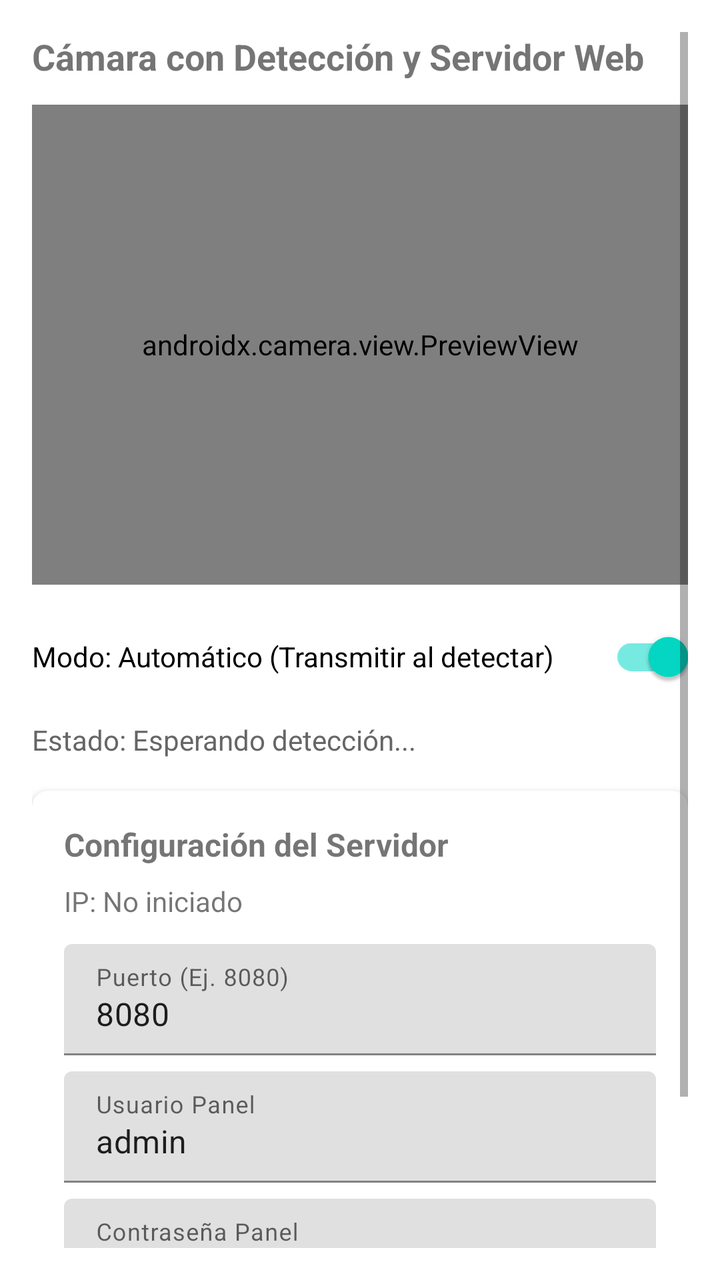
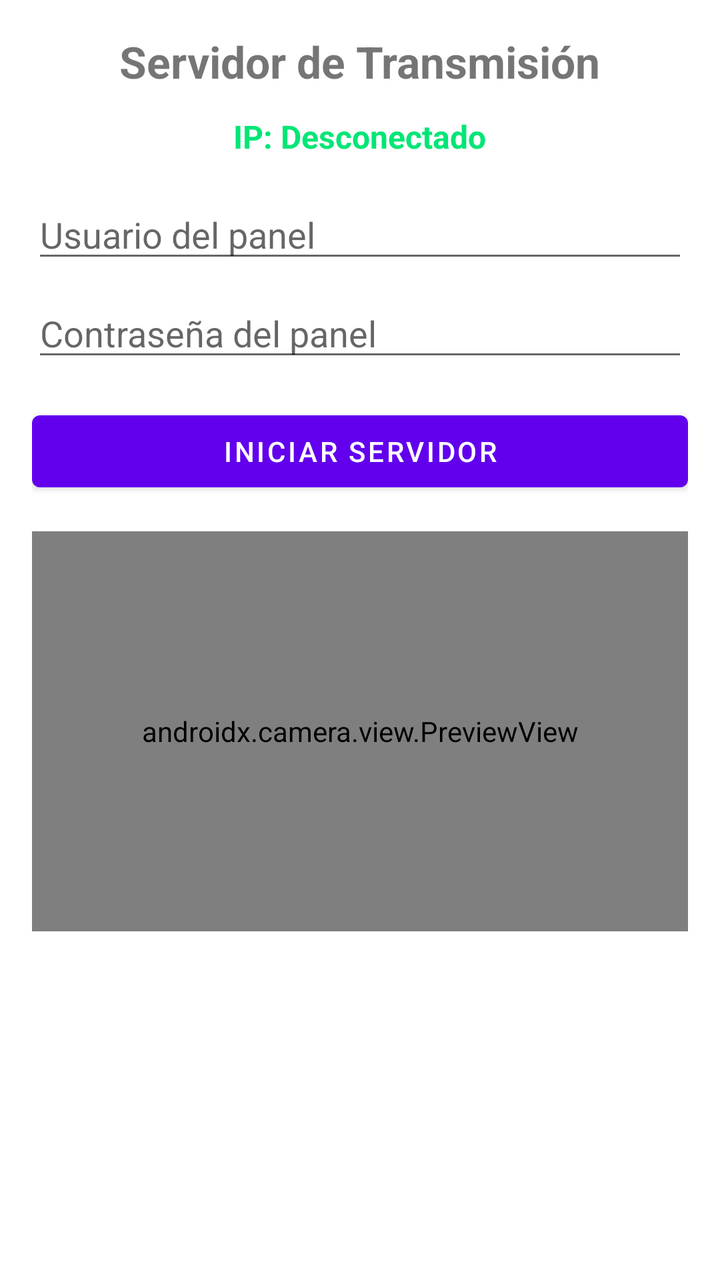

An Android layout rendered at two revisions. The XML below is the earlier revision; the diff shows what the commit changed to produce the second picture.
<!-- AndroidManifest.xml: application theme Theme.MaterialComponents.DayNight.NoActionBar -->
<!-- res/layout/activity_main.xml -->
<?xml version="1.0" encoding="utf-8"?>
<ScrollView xmlns:android="http://schemas.android.com/apk/res/android"
    xmlns:app="http://schemas.android.com/apk/res-auto"
    android:layout_width="match_parent"
    android:layout_height="match_parent"
    android:padding="16dp">

    <LinearLayout
        android:layout_width="match_parent"
        android:layout_height="wrap_content"
        android:orientation="vertical">

        <TextView
            android:layout_width="wrap_content"
            android:layout_height="wrap_content"
            android:text="Cámara con Detección y Servidor Web"
            android:textSize="18sp"
            android:textStyle="bold"
            android:layout_marginBottom="12dp" />

        <androidx.camera.view.PreviewView
            android:id="@+id/previewView"
            android:layout_width="match_parent"
            android:layout_height="240dp"
            android:background="#111111"
            android:layout_marginBottom="12dp" />

        <com.google.android.material.switchmaterial.SwitchMaterial
            android:id="@+id/switchMode"
            android:layout_width="match_parent"
            android:layout_height="wrap_content"
            android:text="Modo: Automático (Transmitir al detectar)"
            android:checked="true"
            android:layout_marginBottom="8dp" />

        <TextView
            android:id="@+id/tvDetectionStatus"
            android:layout_width="match_parent"
            android:layout_height="wrap_content"
            android:text="Estado: Esperando detección..."
            android:textColor="#666666"
            android:layout_marginBottom="16dp" />

        <com.google.android.material.card.MaterialCardView
            android:layout_width="match_parent"
            android:layout_height="wrap_content"
            app:cardCornerRadius="8dp"
            app:cardElevation="4dp">

            <LinearLayout
                android:layout_width="match_parent"
                android:layout_height="wrap_content"
                android:orientation="vertical"
                android:padding="16dp">

                <TextView
                    android:layout_width="wrap_content"
                    android:layout_height="wrap_content"
                    android:text="Configuración del Servidor"
                    android:textStyle="bold"
                    android:textSize="16sp"
                    android:layout_marginBottom="8dp" />

                <TextView
                    android:id="@+id/tvServerIp"
                    android:layout_width="wrap_content"
                    android:layout_height="wrap_content"
                    android:text="IP: No iniciado"
                    android:textSize="14sp"
                    android:layout_marginBottom="12dp" />

                <com.google.android.material.textfield.TextInputLayout
                    android:layout_width="match_parent"
                    android:layout_height="wrap_content"
                    android:hint="Puerto (Ej. 8080)"
                    android:layout_marginBottom="8dp">

                    <com.google.android.material.textfield.TextInputEditText
                        android:id="@+id/etPort"
                        android:layout_width="match_parent"
                        android:layout_height="wrap_content"
                        android:inputType="number"
                        android:text="8080" />
                </com.google.android.material.textfield.TextInputLayout>

                <com.google.android.material.textfield.TextInputLayout
                    android:layout_width="match_parent"
                    android:layout_height="wrap_content"
                    android:hint="Usuario Panel"
                    android:layout_marginBottom="8dp">

                    <com.google.android.material.textfield.TextInputEditText
                        android:id="@+id/etUser"
                        android:layout_width="match_parent"
                        android:layout_height="wrap_content"
                        android:text="admin" />
                </com.google.android.material.textfield.TextInputLayout>

                <com.google.android.material.textfield.TextInputLayout
                    android:layout_width="match_parent"
                    android:layout_height="wrap_content"
                    android:hint="Contraseña Panel"
                    android:layout_marginBottom="12dp">

                    <com.google.android.material.textfield.TextInputEditText
                        android:id="@+id/etPass"
                        android:layout_width="match_parent"
                        android:layout_height="wrap_content"
                        android:inputType="textPassword"
                        android:text="1234" />
                </com.google.android.material.textfield.TextInputLayout>

                <Button
                    android:id="@+id/btnToggleServer"
                    android:layout_width="match_parent"
                    android:layout_height="wrap_content"
                    android:text="Iniciar Servidor Web" />

            </LinearLayout>
        </com.google.android.material.card.MaterialCardView>

    </LinearLayout>
</ScrollView>
<!-- resources referenced by this layout -->
<resources>

</resources>

<!-- the commit's change to res/layout/activity_main.xml (unified diff, before → after) -->
@@ -1,123 +1,58 @@
 <?xml version="1.0" encoding="utf-8"?>
-<ScrollView xmlns:android="http://schemas.android.com/apk/res/android"
-    xmlns:app="http://schemas.android.com/apk/res-auto"
+<LinearLayout xmlns:android="http://schemas.android.com/apk/res/android"
     android:layout_width="match_parent"
     android:layout_height="match_parent"
-    android:padding="16dp">
+    android:orientation="vertical"
+    android:padding="16dp"
+    android:gravity="center_horizontal">
 
-    <LinearLayout
+    <TextView
+        android:id="@+id/tvTitle"
+        android:layout_width="wrap_content"
+        android:layout_height="wrap_content"
+        android:text="Servidor de Transmisión"
+        android:textSize="22sp"
+        android:textStyle="bold"
+        android:layout_marginBottom="12dp" />
+
+    <TextView
+        android:id="@+id/tvIpAddress"
+        android:layout_width="wrap_content"
+        android:layout_height="wrap_content"
+        android:text="IP: Desconectado"
+        android:textSize="16sp"
+        android:textColor="#00E676"
+        android:textStyle="bold"
+        android:layout_marginBottom="16dp" />
+
+    <EditText
+        android:id="@+id/etUsername"
         android:layout_width="match_parent"
         android:layout_height="wrap_content"
-        android:orientation="vertical">
+        android:hint="Usuario del panel"
+        android:inputType="text"
+        android:layout_marginBottom="8dp" />
 
-        <TextView
-            android:layout_width="wrap_content"
-            android:layout_height="wrap_content"
-            android:text="Cámara con Detección y Servidor Web"
-            android:textSize="18sp"
-            android:textStyle="bold"
-            android:layout_marginBottom="12dp" />
+    <EditText
+        android:id="@+id/etPassword"
+        android:layout_width="match_parent"
+        android:layout_height="wrap_content"
+        android:hint="Contraseña del panel"
+        android:inputType="textPassword"
+        android:layout_marginBottom="16dp" />
 
-        <androidx.camera.view.PreviewView
-            android:id="@+id/previewView"
-            android:layout_width="match_parent"
-            android:layout_height="240dp"
-            android:background="#111111"
-            android:layout_marginBottom="12dp" />
+    <Button
+        android:id="@+id/btnStartServer"
+        android:layout_width="match_parent"
+        android:layout_height="wrap_content"
+        android:text="Iniciar Servidor"
+        android:layout_marginBottom="16dp" />
 
-        <com.google.android.material.switchmaterial.SwitchMaterial
-            android:id="@+id/switchMode"
-            android:layout_width="match_parent"
-            android:layout_height="wrap_content"
-            android:text="Modo: Automático (Transmitir al detectar)"
-            android:checked="true"
-            android:layout_marginBottom="8dp" />
+    
+    <androidx.camera.view.PreviewView
+        android:id="@+id/previewView"
+        android:layout_width="match_parent"
+        android:layout_height="200dp"
+        android:background="#222222" />
 
-        <TextView
-            android:id="@+id/tvDetectionStatus"
-            android:layout_width="match_parent"
-            android:layout_height="wrap_content"
-            android:text="Estado: Esperando detección..."
-            android:textColor="#666666"
-            android:layout_marginBottom="16dp" />
-
-        <com.google.android.material.card.MaterialCardView
-            android:layout_width="match_parent"
-            android:layout_height="wrap_content"
-            app:cardCornerRadius="8dp"
-            app:cardElevation="4dp">
-
-            <LinearLayout
-                android:layout_width="match_parent"
-                android:layout_height="wrap_content"
-                android:orientation="vertical"
-                android:padding="16dp">
-
-                <TextView
-                    android:layout_width="wrap_content"
-                    android:layout_height="wrap_content"
-                    android:text="Configuración del Servidor"
-                    android:textStyle="bold"
-                    android:textSize="16sp"
-                    android:layout_marginBottom="8dp" />
-
-                <TextView
-                    android:id="@+id/tvServerIp"
-                    android:layout_width="wrap_content"
-                    android:layout_height="wrap_content"
-                    android:text="IP: No iniciado"
-                    android:textSize="14sp"
-                    android:layout_marginBottom="12dp" />
-
-                <com.google.android.material.textfield.TextInputLayout
-                    android:layout_width="match_parent"
-                    android:layout_height="wrap_content"
-                    android:hint="Puerto (Ej. 8080)"
-                    android:layout_marginBottom="8dp">
-
-                    <com.google.android.material.textfield.TextInputEditText
-                        android:id="@+id/etPort"
-                        android:layout_width="match_parent"
-                        android:layout_height="wrap_content"
-                        android:inputType="number"
-                        android:text="8080" />
-                </com.google.android.material.textfield.TextInputLayout>
-
-                <com.google.android.material.textfield.TextInputLayout
-                    android:layout_width="match_parent"
-                    android:layout_height="wrap_content"
-                    android:hint="Usuario Panel"
-                    android:layout_marginBottom="8dp">
-
-                    <com.google.android.material.textfield.TextInputEditText
-                        android:id="@+id/etUser"
-                        android:layout_width="match_parent"
-                        android:layout_height="wrap_content"
-                        android:text="admin" />
-                </com.google.android.material.textfield.TextInputLayout>
-
-                <com.google.android.material.textfield.TextInputLayout
-                    android:layout_width="match_parent"
-                    android:layout_height="wrap_content"
-                    android:hint="Contraseña Panel"
-                    android:layout_marginBottom="12dp">
-
-                    <com.google.android.material.textfield.TextInputEditText
-                        android:id="@+id/etPass"
-                        android:layout_width="match_parent"
-                        android:layout_height="wrap_content"
-                        android:inputType="textPassword"
-                        android:text="1234" />
-                </com.google.android.material.textfield.TextInputLayout>
-
-                <Button
-                    android:id="@+id/btnToggleServer"
-                    android:layout_width="match_parent"
-                    android:layout_height="wrap_content"
-                    android:text="Iniciar Servidor Web" />
-
-            </LinearLayout>
-        </com.google.android.material.card.MaterialCardView>
-
-    </LinearLayout>
-</ScrollView>
+</LinearLayout>
